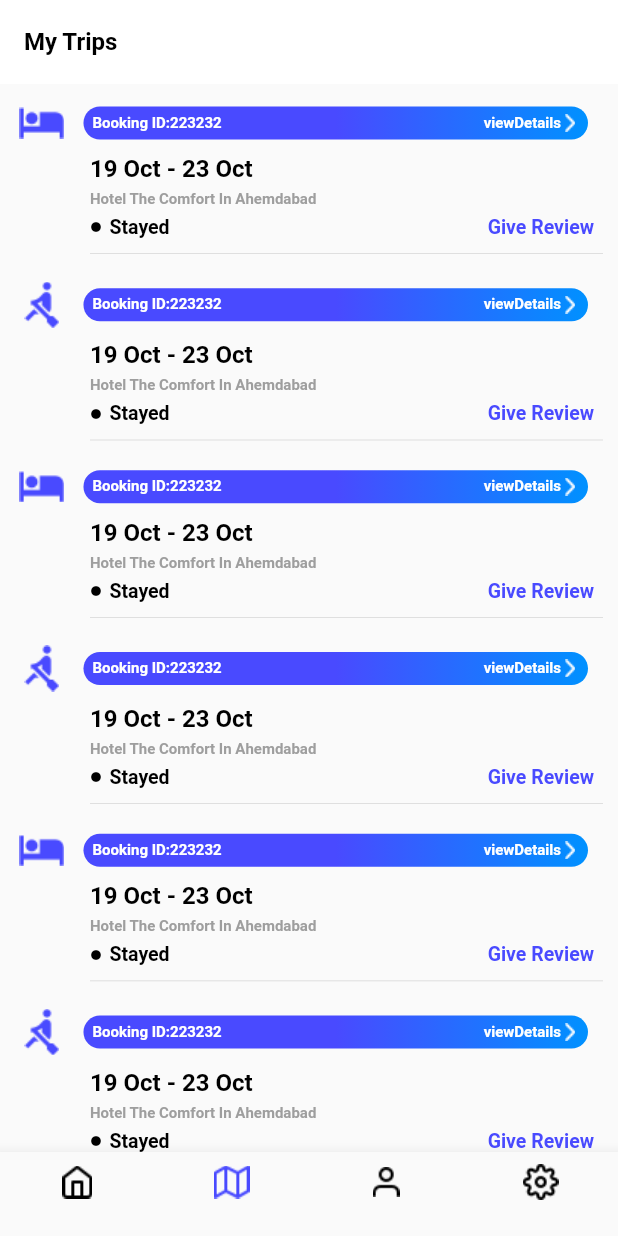
After one commit to kavathiyatulsi/fluttercohort, a Flutter app: the screen it shows after launch, item 2 of the bottom bar chosen, on a phone screen of 412 x 824 dp. The commit adds this screen. Run offline on Flutter 3.47's test engine with Material 2 defaults, Android fonts, the phone set to English and light mode, and no system bars; our stand-ins replace cloud_firestore, firebase_auth, rxdart, toast; accounts and stored records are empty; Roboto replaces fonts that are missing (Poppins-Medium.ttf, Poppins-SemiBold.ttf).

Commit message:
Create UI of my trip screen

```diff
--- a/lib/main.dart
+++ b/lib/main.dart
@@ -1,3 +1,4 @@
+import 'package:cohort_app/screen/dashboard/dashboard_screen.dart';
 import 'package:cohort_app/screen/splash_screen.dart';
 import 'package:cohort_app/theme/style.dart';
 import 'package:flutter/material.dart';
@@ -11,7 +12,7 @@ class MyApp extends StatelessWidget {
       debugShowCheckedModeBanner: false,
       title: 'Flutter Demo',
       theme: themeData,
-      home: SplashScreen(),
+      home: DashBoardScreen(),
     );
   }
 }
--- /dev/null
+++ b/lib/screen/dashboard/dashboard_screen.dart
@@ -0,0 +1,74 @@
+import 'package:cohort_app/screen/home/home_screen.dart';
+import 'package:cohort_app/screen/mytrip/mytrip_screen.dart';
+import 'package:cohort_app/screen/profile/profile_screen.dart';
+import 'package:cohort_app/screen/setting/setting_screen.dart';
+import 'package:cohort_app/theme/color.dart';
+import 'package:cohort_app/theme/string.dart';
+import 'package:flutter/material.dart';
+
+class DashBoardScreen extends StatefulWidget {
+  @override
+  _DashBoardScreenState createState() => _DashBoardScreenState();
+}
+
+class _DashBoardScreenState extends State<DashBoardScreen> {
+  int currentTab = 0;
+
+  @override
+  Widget build(BuildContext context) {
+    return Scaffold(
+      body: SafeArea(
+        child: IndexedStack(
+          index: currentTab,
+          children: <Widget>[
+            HomeScreen(),
+            MyTripScreen(),
+            ProfileScreen(),
+            SettingScreen()
+          ],
+        ),
+      ),
+      bottomNavigationBar: bottomNavigationBar(),
+    );
+  }
+
+  Widget bottomNavigationBar() => BottomNavigationBar(
+        currentIndex: currentTab,
+        type: BottomNavigationBarType.fixed,
+        onTap: (index) {
+          setState(() {
+            this.currentTab = index;
+          });
+        },
+        items: [
+          new BottomNavigationBarItem(
+            title: Text(''),
+            icon: ImageIcon(
+              AssetImage(iconHome),
+              color: currentTab == 0 ? blue : black,
+            ),
+          ),
+          new BottomNavigationBarItem(
+            title: Text(''),
+            icon: ImageIcon(
+              AssetImage(iconHomeSearch),
+              color: currentTab == 1 ? blue : black,
+            ),
+          ),
+          new BottomNavigationBarItem(
+            title: Text(''),
+            icon: ImageIcon(
+              AssetImage(iconUser),
+              color: currentTab == 2 ? blue : black,
+            ),
+          ),
+          new BottomNavigationBarItem(
+            title: Text(''),
+            icon: ImageIcon(
+              AssetImage(iconSetting),
+              color: currentTab == 3 ? blue : black,
+            ),
+          ),
+        ],
+      );
+}
--- a/lib/screen/home/home_screen.dart
+++ b/lib/screen/home/home_screen.dart
@@ -4,8 +4,6 @@ import 'package:cohort_app/screen/home/widget/PackageView.dart';
 import 'package:cohort_app/screen/home/widget/PopularPackage.dart';
 import 'package:cohort_app/theme/color.dart';
 import 'package:cohort_app/theme/string.dart';
-import 'package:flappy_search_bar/flappy_search_bar.dart';
-import 'package:flappy_search_bar/search_bar_style.dart';
 import 'package:flutter/material.dart';
 
 class HomeScreen extends StatefulWidget {
@@ -14,64 +12,24 @@ class HomeScreen extends StatefulWidget {
 }
 
 class _HomeScreenState extends State<HomeScreen> {
-  int currentTab = 0;
-
   @override
   Widget build(BuildContext context) {
     return Scaffold(
-      body: SingleChildScrollView(
+      body: SafeArea(
+        child: SingleChildScrollView(
           child: Column(
             children: <Widget>[
               topView(),
               PopularPackage(),
               PackageView(bestExperience),
               BestExperience(),
-            BudgetPackage()],
+              BudgetPackage()
+            ],
           ),
         ),
-      bottomNavigationBar: bottomNavigationBar(),
+      ),
     );
   }
-
-  Widget bottomNavigationBar() => BottomNavigationBar(
-        currentIndex: currentTab,
-        type: BottomNavigationBarType.fixed,
-        onTap: (index) {
-          setState(() {
-            this.currentTab = index;
-          });
-        },
-        items: [
-          new BottomNavigationBarItem(
-            title: Text(''),
-            icon: ImageIcon(
-              AssetImage(iconHome),
-              color: currentTab == 0 ? blue : black,
-            ),
-          ),
-          new BottomNavigationBarItem(
-            title: Text(''),
-            icon: ImageIcon(
-              AssetImage(iconHomeSearch),
-              color: currentTab == 1 ? blue : black,
-            ),
-          ),
-          new BottomNavigationBarItem(
-            title: Text(''),
-            icon: ImageIcon(
-              AssetImage(iconUser),
-              color: currentTab == 2 ? blue : black,
-            ),
-          ),
-          new BottomNavigationBarItem(
-            title: Text(''),
-            icon: ImageIcon(
-              AssetImage(iconSetting),
-              color: currentTab == 3 ? blue : black,
-            ),
-          ),
-        ],
-      );
 
   topView() {
     return Stack(
--- a/lib/screen/login/LoginBloc.dart
+++ b/lib/screen/login/LoginBloc.dart
@@ -1,6 +1,6 @@
 import 'dart:async';
 import 'package:cloud_firestore/cloud_firestore.dart';
-import 'package:cohort_app/screen/home/home_screen.dart';
+import 'package:cohort_app/screen/dashboard/dashboard_screen.dart';
 import 'package:cohort_app/screen/login/login_view.dart';
 import 'package:cohort_app/theme/string.dart';
 import 'package:firebase_auth/firebase_auth.dart';
@@ -53,7 +53,7 @@ class Blocs extends Object with Validators implements BaseBloc {
           debugPrint('Login :-${onValue.user.email}');
           Navigator.pop(context);
           Navigator.of(context)
-              .pushReplacement(MaterialPageRoute(builder: (_) => HomeScreen()));
+              .pushReplacement(MaterialPageRoute(builder: (_) => DashBoardScreen()));
         }).catchError((onError) {
           switch (onError) {
             case "ERROR_WRONG_PASSWORD":
@@ -91,7 +91,7 @@ class Blocs extends Object with Validators implements BaseBloc {
             Navigator.pop(context);
             showToast(context, toastLoginSuccess);
             Navigator.of(context).pushReplacement(
-                MaterialPageRoute(builder: (_) => HomeScreen()));
+                MaterialPageRoute(builder: (_) => DashBoardScreen()));
           });
         }).catchError((onError) {
           Navigator.pop(context);
--- /dev/null
+++ b/lib/screen/mytrip/mytrip_screen.dart
@@ -0,0 +1,162 @@
+import 'package:cohort_app/common/SizeBoxView.dart';
+import 'package:cohort_app/theme/color.dart';
+import 'package:cohort_app/theme/string.dart';
+import 'package:cohort_app/theme/style.dart';
+import 'package:flutter/material.dart';
+
+class MyTripScreen extends StatefulWidget {
+  @override
+  _MyTripScreenState createState() => _MyTripScreenState();
+}
+
+class _MyTripScreenState extends State<MyTripScreen> {
+  @override
+  Widget build(BuildContext context) {
+    return Scaffold(
+      appBar: AppBar(
+        backgroundColor: white,
+        title: Text(
+          myTrips,
+          style: Theme.of(context).textTheme.body2.apply(color: black),
+        ),
+        elevation: 0.0,
+      ),
+      body: SafeArea(
+        child: myTripList(),
+      ),
+    );
+  }
+
+  Widget myTripList() {
+    return Container(
+      child: ListView.builder(
+          scrollDirection: Axis.vertical,
+          itemCount: 20,
+          itemBuilder: (BuildContext context, int index) {
+            return getRow(index);
+          }),
+    );
+  }
+
+  Widget getRow(int index) {
+    return Padding(
+      padding: EdgeInsets.symmetric(horizontal: 10.0, vertical: 5.0),
+      child: Container(
+        child: Column(
+          mainAxisAlignment: MainAxisAlignment.center,
+          crossAxisAlignment: CrossAxisAlignment.start,
+          children: <Widget>[
+            Row(
+              mainAxisAlignment: MainAxisAlignment.start,
+              children: <Widget>[
+                Expanded(
+                  child: Image.asset(index % 2 == 0 ? hotel : rowing),
+                  flex: 1,
+                ),
+                Expanded(
+                  flex: 10,
+                  child: Container(
+                    margin: EdgeInsets.all(10.0),
+                    decoration: BoxDecoration(
+                        color: blue,
+                        borderRadius: BorderRadius.all(
+                          Radius.circular(15.0),
+                        ),
+                        gradient: LinearGradient(
+                            colors: <Color>[blue, blue, lightBlue])),
+                    child: Padding(
+                      padding: const EdgeInsets.only(
+                          right: 6, left: 6, top: 5, bottom: 5),
+                      child: Row(
+                        children: <Widget>[
+                          Expanded(
+                            child: Text(
+                              'Booking ID:223232',
+                              style: textSize10,
+                            ),
+                          ),
+                          Expanded(
+                            flex: 0,
+                            child: Text(
+                              'viewDetails',
+                              style: textSize10,
+                            ),
+                          ),
+                          Expanded(
+                            flex: 0,
+                            child: Image.asset(
+                              iconArrowNext,
+                              height: 12,
+                              width: 12,
+                            ),
+                          ),
+                        ],
+                      ),
+                    ),
+                  ),
+                )
+              ],
+            ),
+            Container(
+              margin: EdgeInsets.only(left: 50),
+              child: Column(
+                crossAxisAlignment: CrossAxisAlignment.start,
+                children: <Widget>[
+                  Text(
+                    '19 Oct - 23 Oct',
+                    style:
+                        Theme.of(context).textTheme.body2.apply(color: black),
+                  ),
+                  sizeBox(5),
+                  Text(
+                    'Hotel The Comfort In Ahemdabad',
+                    style: TextStyle(fontSize: 10.0, color: gray),
+                  ),
+                  Padding(
+                    padding: const EdgeInsets.only(
+                        right: 6, left: 0, top: 5, bottom: 5),
+                    child: Row(
+                      crossAxisAlignment: CrossAxisAlignment.center,
+                      children: <Widget>[
+                        Icon(
+                          Icons.brightness_1,
+                          size: 8.0,
+                          color: black,
+                        ),
+                        SizedBox(
+                          width: 5,
+                        ),
+                        Expanded(
+                          flex: 1,
+                          child: Text(
+                            'Stayed',
+                            style: TextStyle(fontSize: 13.0, color: black),
+                          ),
+                        ),
+                        Expanded(
+                          flex: 0,
+                          child: Text(
+                            giveReview,
+                            style: TextStyle(fontSize: 13.0, color: blue),
+                          ),
+                        ),
+                      ],
+                    ),
+                  ),
+                  sizeBox(5),
+                  SizedBox(
+                    width: MediaQuery.of(context).size.width,
+                    height: 0.2,
+                    child: Container(
+                      color: gray,
+                    ),
+                  )
+                ],
+              ),
+            ),
+          ],
+        ),
+      ),
+    );
+  }
+}
--- /dev/null
+++ b/lib/screen/profile/profile_screen.dart
@@ -0,0 +1,23 @@
+import 'package:cohort_app/theme/color.dart';
+import 'package:flutter/material.dart';
+
+class ProfileScreen extends StatefulWidget {
+  @override
+  _ProfileScreenState createState() => _ProfileScreenState();
+}
+
+class _ProfileScreenState extends State<ProfileScreen> {
+  @override
+  Widget build(BuildContext context) {
+    return Scaffold(
+      body: SafeArea(
+        child: Center(
+          child: Text(
+            'Profile',
+            style: TextStyle(fontSize: 20.0, color: red),
+          ),
+        ),
+      ),
+    );
+  }
+}
--- /dev/null
+++ b/lib/screen/setting/setting_screen.dart
@@ -0,0 +1,23 @@
+import 'package:cohort_app/theme/color.dart';
+import 'package:flutter/material.dart';
+
+class SettingScreen extends StatefulWidget {
+  @override
+  _SettingScreenState createState() => _SettingScreenState();
+}
+
+class _SettingScreenState extends State<SettingScreen> {
+  @override
+  Widget build(BuildContext context) {
+    return Scaffold(
+      body: SafeArea(
+        child: Center(
+          child: Text(
+            'Setting',
+            style: TextStyle(fontSize: 20.0, color: blue),
+          ),
+        ),
+      ),
+    );
+  }
+}
--- a/lib/theme/string.dart
+++ b/lib/theme/string.dart
@@ -13,6 +13,9 @@ String popularBg = 'assets/images/pupular_bg.png';
 String dubai = 'assets/images/dubai.png';
 String iconPlay = 'assets/images/icon_play.png';
 String brazil = 'assets/images/brazil.png';
+String hotel = 'assets/images/hotel.png';
+String iconArrowNext = 'assets/images/icon_arrow_next.png';
+String rowing = 'assets/images/rowing.png';
 
 //font
 String poppins = 'Poppins';
@@ -49,6 +52,10 @@ String quickJourney =
     'A quick Journey into florence\'s most importan monuments';
 String viewTripDetails = 'View trip detail';
 
+//MyTrip Screen
+String myTrips = 'My Trips';
+String giveReview = 'Give Review';
+
 //error message
 String errorEmail = 'Please enter email address';
 String errorFullName = 'Please enter full name';
--- a/lib/theme/style.dart
+++ b/lib/theme/style.dart
@@ -33,3 +33,5 @@ ThemeData themeData = ThemeData(
             color: white,
             fontFamily: poppinsMedium,
             fontWeight: FontWeight.w600)));
+
+TextStyle textSize10= TextStyle(fontSize: 10.0,color: white,fontFamily: poppinsMedium);
--- a/pubspec.yaml
+++ b/pubspec.yaml
@@ -29,6 +29,7 @@ dependencies:
   loading: ^1.0.2
   flutter_spinkit: ^4.1.1+1
   flappy_search_bar: 1.4.1
+
 
 
   # The following adds the Cupertino Icons font to your application.
```
Also changed, not shown: assets/images/hotel.png (added), assets/images/icon_arrow_next.png (added), assets/images/rowing.png (added). Lines whose indentation alone changed are shown as unchanged.
